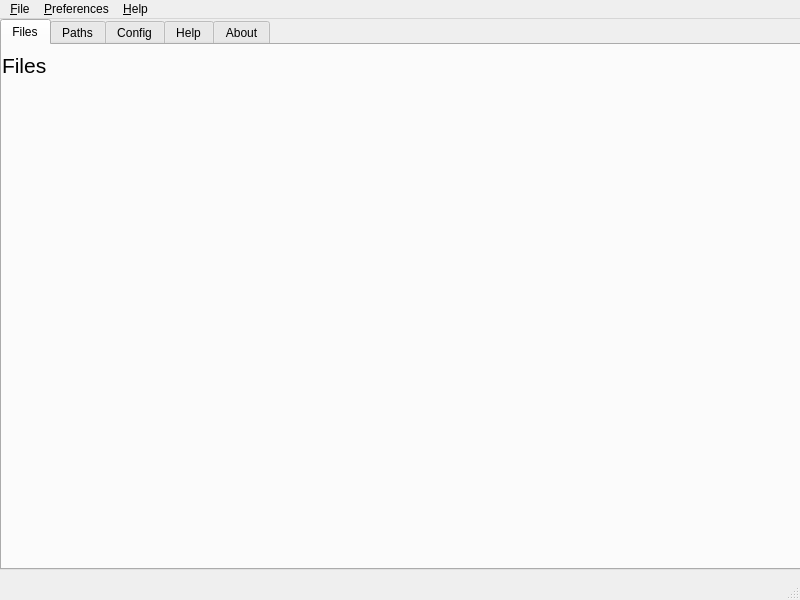
kapsimus/Search_engine, file SearchEngineGUI/mainwindow.ui: the form before one commit.
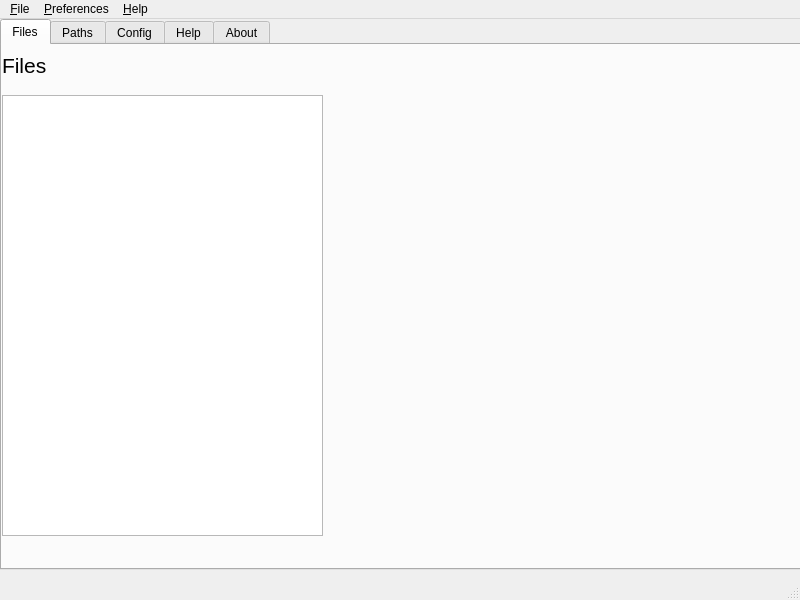
The form after the commit.

Commit message: начало реализации модели-представления для GUI

```diff
--- a/SearchEngineGUI/mainwindow.ui
+++ b/SearchEngineGUI/mainwindow.ui
@@ -54,6 +54,16 @@
           <string>Files</string>
          </property>
         </widget>
+        <widget class="QTableView" name="tableView">
+         <property name="geometry">
+          <rect>
+           <x>0</x>
+           <y>50</y>
+           <width>321</width>
+           <height>441</height>
+          </rect>
+         </property>
+        </widget>
        </widget>
        <widget class="QWidget" name="tabPaths">
         <attribute name="title">
```
The commit also changes 7 other files.
